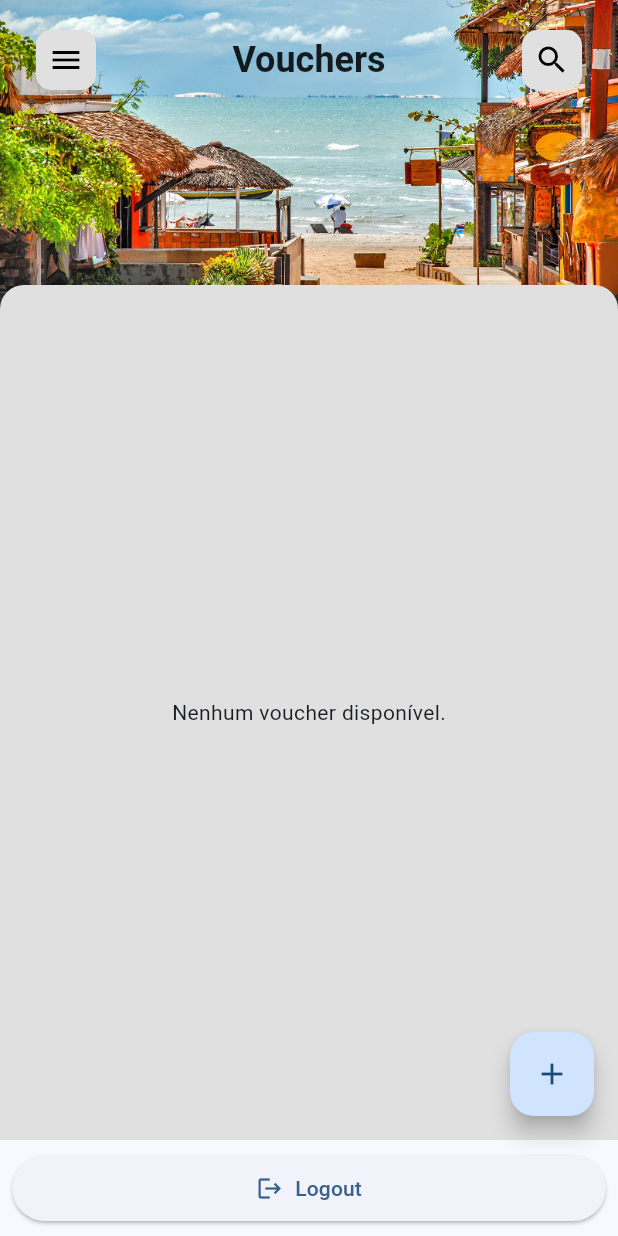
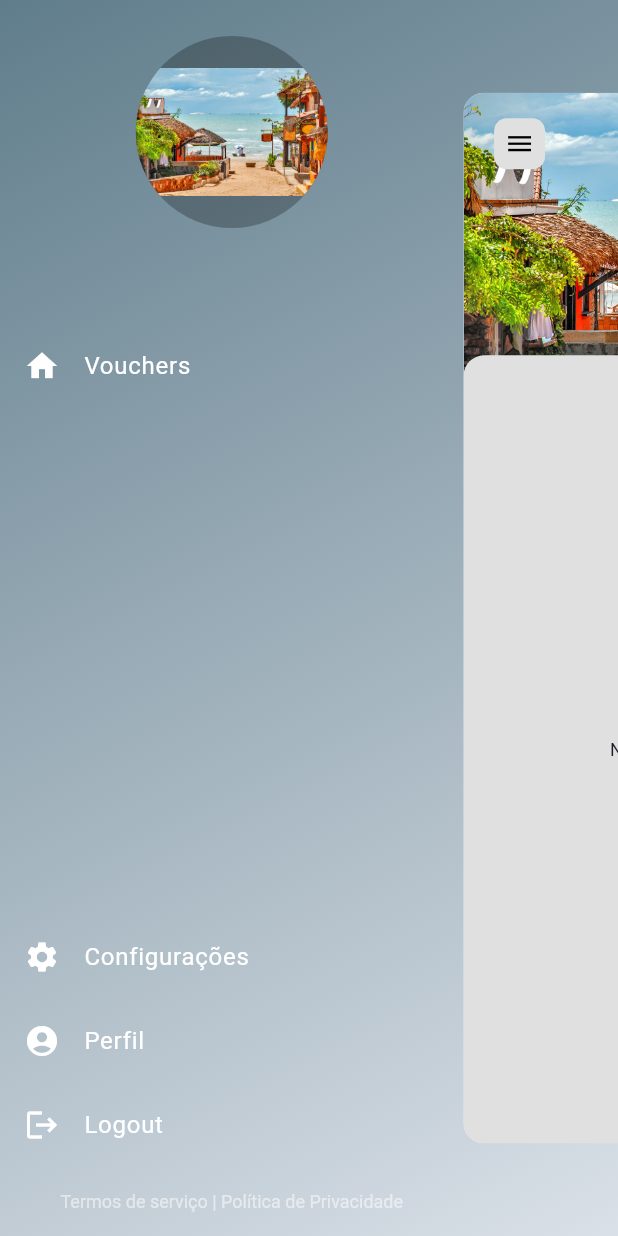
Before and after one commit to uiukis/feriasjeri-app, a Flutter app: the HomeScreen screen opened directly, after a tap on the "menu" icon, on a phone screen of 412 x 824 dp. Run offline on Flutter 3.47's test engine with Material 3 defaults, Android fonts, the phone set to English and light mode, and no system bars; drawn by our look-alikes of flutter_advanced_drawer; our stand-ins replace calendar_date_picker2, cloud_firestore, firebase_auth, firebase_core, flutter_login, get and 1 more; missing offline and left inert: dart:html; accounts and stored records are empty.

Commit message:
adicionado busca no homescreen e drawer

```diff
--- a/lib/views/home_screen.dart
+++ b/lib/views/home_screen.dart
@@ -1,11 +1,11 @@
 import 'package:feriasjeri_app/views/create_voucher_screen.dart';
-import 'package:feriasjeri_app/views/login_screen.dart';
 import 'package:feriasjeri_app/widgets/bar_bottom_sheet.dart';
+import 'package:feriasjeri_app/widgets/custom_drawer.dart';
 import 'package:feriasjeri_app/widgets/custom_icon_button.dart';
-import 'package:feriasjeri_app/widgets/advanced_expandable_card.dart';
+import 'package:feriasjeri_app/widgets/custom_search_bar.dart';
 import 'package:feriasjeri_app/widgets/voucher_list.dart';
-import 'package:firebase_auth/firebase_auth.dart';
 import 'package:flutter/material.dart';
+import 'package:flutter_advanced_drawer/flutter_advanced_drawer.dart';
 
 class HomeScreen extends StatefulWidget {
   const HomeScreen({super.key});
@@ -14,21 +14,20 @@ class HomeScreen extends StatefulWidget {
   State<HomeScreen> createState() => _HomeScreenState();
 }
 
-class _HomeScreenState extends State<HomeScreen> {
+class _HomeScreenState extends State<HomeScreen>
+    with SingleTickerProviderStateMixin {
+  final _advancedDrawerController = AdvancedDrawerController();
+
   Color _appBarColor = Colors.transparent;
   BorderRadiusGeometry _modalBorderRadius = const BorderRadius.vertical(
     top: Radius.circular(16),
   );
   double _zoomFactor = 1;
+  String _searchQuery = "";
+  bool _isSearchBarExpanded = false;
 
-  Future<void> _logout() async {
-    await FirebaseAuth.instance.signOut();
-
-    if (mounted) {
-      Navigator.of(context).pushReplacement(
-        MaterialPageRoute(builder: (context) => const LoginScreen()),
-      );
-    }
+  void _handleMenuButtonPressed() {
+    _advancedDrawerController.showDrawer();
   }
 
   void _openSlidingModal() {
@@ -67,15 +66,40 @@ class _HomeScreenState extends State<HomeScreen> {
     }
   }
 
+  void _onSearch(String value) {
+    setState(() {
+      _searchQuery = value;
+    });
+  }
+
+  void _handleSearchBarExpand(bool isExpanded) {
+    if (!isExpanded) {
+      Future.delayed(const Duration(milliseconds: 300), () {
+        if (mounted) {
+          setState(() {
+            _isSearchBarExpanded = isExpanded;
+          });
+        }
+      });
+    } else {
+      setState(() {
+        _isSearchBarExpanded = isExpanded;
+      });
+    }
+  }
+
   @override
   Widget build(BuildContext context) {
     final mediaQuery = MediaQuery.of(context);
     final appBarHeight = 80 + mediaQuery.padding.top;
     final maxModalHeightFactor =
         (mediaQuery.size.height - appBarHeight) / mediaQuery.size.height;
-    return Scaffold(
+    return CustomDrawer(
+      drawerController: _advancedDrawerController,
+      child: Scaffold(
         extendBodyBehindAppBar: true,
         appBar: AppBar(
+          automaticallyImplyLeading: false,
           backgroundColor: _appBarColor,
           elevation: 0,
           surfaceTintColor: Colors.transparent,
@@ -85,21 +109,26 @@ class _HomeScreenState extends State<HomeScreen> {
             children: [
               CustomIconButton(
                 icon: Icons.menu,
-              onPressed: () {
-                Scaffold.of(context).openDrawer();
-              },
+                onPressed: _handleMenuButtonPressed,
               ),
-            const Text(
+              AnimatedOpacity(
+                duration: const Duration(milliseconds: 300),
+                opacity: _isSearchBarExpanded ? 0.0 : 1.0,
+                child: (!_isSearchBarExpanded)
+                    ? const Text(
                         'Vouchers',
                         style: TextStyle(
                           fontSize: 24,
                           fontWeight: FontWeight.bold,
                           color: Colors.black87,
                         ),
+                      )
+                    : const SizedBox.shrink(),
               ),
-            CustomIconButton(
-              icon: Icons.search,
-              onPressed: () {},
+              CustomSearchBar(
+                hintText: "Buscar vouchers...",
+                onSearch: _onSearch,
+                onExpand: _handleSearchBarExpand,
               ),
             ],
           ),
@@ -118,7 +147,7 @@ class _HomeScreenState extends State<HomeScreen> {
                     'assets/images/background.jpg',
                     fit: BoxFit.cover,
                     width: double.infinity,
-                  height: MediaQuery.of(context).size.height * 0.25,
+                    height: MediaQuery.of(context).size.height * 0.3,
                   ),
                 ),
               ),
@@ -129,7 +158,6 @@ class _HomeScreenState extends State<HomeScreen> {
               maxChildSize: maxModalHeightFactor,
               builder: (context, scrollController) {
                 scrollController.addListener(() {
-                // debugPrint("Scroll offset: ${scrollController.offset}");
                   _updateOffset(scrollController.offset);
                 });
 
@@ -141,6 +169,7 @@ class _HomeScreenState extends State<HomeScreen> {
                   ),
                   child: VoucherList(
                     scrollController: scrollController,
+                    searchQuery: _searchQuery,
                   ),
                 );
               },
@@ -151,16 +180,6 @@ class _HomeScreenState extends State<HomeScreen> {
           onPressed: _openSlidingModal,
           child: const Icon(Icons.add),
         ),
-      bottomNavigationBar: Padding(
-        padding: const EdgeInsets.all(8),
-        child: ElevatedButton.icon(
-          onPressed: _logout,
-          icon: const Icon(Icons.logout),
-          label: const Text('Logout'),
-          style: ElevatedButton.styleFrom(
-            padding: const EdgeInsets.symmetric(vertical: 12),
-          ),
-        ),
       ),
     );
   }
--- /dev/null
+++ b/lib/widgets/custom_drawer.dart
@@ -0,0 +1,119 @@
+import 'package:feriasjeri_app/views/login_screen.dart';
+import 'package:firebase_auth/firebase_auth.dart';
+import 'package:flutter/material.dart';
+import 'package:flutter_advanced_drawer/flutter_advanced_drawer.dart';
+
+class CustomDrawer extends StatefulWidget {
+  final AdvancedDrawerController drawerController;
+  final Widget child;
+
+  const CustomDrawer({
+    super.key,
+    required this.drawerController,
+    required this.child,
+  });
+
+  @override
+  State<CustomDrawer> createState() => _CustomDrawerState();
+}
+
+class _CustomDrawerState extends State<CustomDrawer> {
+  Future<void> _logout() async {
+    await FirebaseAuth.instance.signOut();
+
+    if (mounted) {
+      Navigator.of(context).pushReplacement(
+        MaterialPageRoute(builder: (context) => const LoginScreen()),
+      );
+    }
+  }
+
+  @override
+  Widget build(BuildContext context) {
+    return AdvancedDrawer(
+      backdrop: Container(
+        width: double.infinity,
+        height: double.infinity,
+        decoration: BoxDecoration(
+          gradient: LinearGradient(
+            begin: Alignment.topLeft,
+            end: Alignment.bottomRight,
+            colors: [Colors.blueGrey, Colors.blueGrey.withOpacity(0.2)],
+          ),
+        ),
+      ),
+      controller: widget.drawerController,
+      animationCurve: Curves.easeInOut,
+      animationDuration: const Duration(milliseconds: 300),
+      animateChildDecoration: true,
+      rtlOpening: false,
+      // openScale: 1.0,
+      disabledGestures: false,
+      childDecoration: const BoxDecoration(
+        borderRadius: BorderRadius.all(Radius.circular(16)),
+      ),
+      drawer: SafeArea(
+        child: ListTileTheme(
+          textColor: Colors.white,
+          iconColor: Colors.white,
+          child: Column(
+            mainAxisSize: MainAxisSize.max,
+            children: [
+              Container(
+                width: 128.0,
+                height: 128.0,
+                margin: const EdgeInsets.only(
+                  top: 24.0,
+                  bottom: 64.0,
+                ),
+                clipBehavior: Clip.antiAlias,
+                decoration: const BoxDecoration(
+                  color: Colors.black26,
+                  shape: BoxShape.circle,
+                ),
+                child: Image.asset(
+                  'assets/images/background.jpg',
+                ),
+              ),
+              ListTile(
+                onTap: () {},
+                leading: const Icon(Icons.home),
+                title: const Text('Vouchers'),
+              ),
+              const Spacer(),
+              ListTile(
+                onTap: () {},
+                leading: const Icon(Icons.settings),
+                title: const Text('Configurações'),
+              ),
+              ListTile(
+                onTap: () {},
+                leading: const Icon(Icons.account_circle_rounded),
+                title: const Text('Perfil'),
+              ),
+              ListTile(
+                onTap: _logout,
+                leading: const Icon(Icons.logout),
+                title: const Text('Logout'),
+              ),
+              DefaultTextStyle(
+                style: const TextStyle(
+                  fontSize: 12,
+                  color: Colors.white54,
+                ),
+                child: Container(
+                  margin: const EdgeInsets.symmetric(
+                    vertical: 16.0,
+                  ),
+                  child:
+                      const Text('Termos de serviço | Política de Privacidade'),
+                ),
+              ),
+            ],
+          ),
+        ),
+      ),
+      child: widget.child,
+    );
+  }
+}
--- /dev/null
+++ b/lib/widgets/custom_search_bar.dart
@@ -0,0 +1,106 @@
+import 'package:feriasjeri_app/widgets/custom_icon_button.dart';
+import 'package:flutter/material.dart';
+
+class CustomSearchBar extends StatefulWidget {
+  final Function(String) onSearch;
+  final String hintText;
+  final Function(bool) onExpand;
+  const CustomSearchBar({
+    super.key,
+    required this.onSearch,
+    required this.onExpand,
+    this.hintText = "Pesquisar...",
+  });
+
+  @override
+  State<CustomSearchBar> createState() => _CustomSearchBarState();
+}
+
+class _CustomSearchBarState extends State<CustomSearchBar>
+    with SingleTickerProviderStateMixin {
+  late AnimationController _controller;
+  late Animation<double> _widthAnimation;
+  bool _isSearching = false;
+  final TextEditingController _searchController = TextEditingController();
+
+  @override
+  void initState() {
+    super.initState();
+    _controller = AnimationController(
+      duration: const Duration(milliseconds: 300),
+      vsync: this,
+    );
+  }
+
+  @override
+  void dispose() {
+    _controller.dispose();
+    _searchController.dispose();
+    super.dispose();
+  }
+
+  void _toggleSearch() {
+    setState(() {
+      if (_isSearching) {
+        _controller.reverse();
+        _searchController.clear();
+        widget.onSearch('');
+      } else {
+        _controller.forward();
+      }
+      _isSearching = !_isSearching;
+      widget.onExpand(_isSearching);
+    });
+  }
+
+  @override
+  Widget build(BuildContext context) {
+    double screenWidth = MediaQuery.of(context).size.width;
+    double animationEndValue = screenWidth * 0.6;
+
+    _widthAnimation = Tween<double>(begin: 0, end: animationEndValue).animate(
+      CurvedAnimation(parent: _controller, curve: Curves.easeInOut),
+    );
+
+    return Row(
+      children: [
+        AnimatedBuilder(
+          animation: _widthAnimation,
+          builder: (context, child) {
+            return _widthAnimation.value > 0 || _isSearching
+                ? Container(
+                    width: _widthAnimation.value,
+                    height: 50,
+                    padding: const EdgeInsets.symmetric(horizontal: 8),
+                    decoration: BoxDecoration(
+                      color: Colors.grey.shade300,
+                      borderRadius: BorderRadius.circular(10),
+                    ),
+                    child: Row(
+                      children: [
+                        if (_isSearching)
+                          Expanded(
+                            child: TextField(
+                              controller: _searchController,
+                              onChanged: widget.onSearch,
+                              decoration: InputDecoration(
+                                hintText: widget.hintText,
+                                border: InputBorder.none,
+                              ),
+                            ),
+                          ),
+                      ],
+                    ),
+                  )
+                : const SizedBox();
+          },
+        ),
+        const SizedBox(width: 8),
+        CustomIconButton(
+          icon: _isSearching ? Icons.close : Icons.search,
+          onPressed: _toggleSearch,
+        ),
+      ],
+    );
+  }
+}
--- a/lib/widgets/voucher_list.dart
+++ b/lib/widgets/voucher_list.dart
@@ -8,7 +8,14 @@ import 'package:intl/intl.dart';
 class VoucherList extends StatefulWidget {
   final ScrollController scrollController;
 
-  const VoucherList({super.key, required this.scrollController});
+  final String searchQuery;
+
+  const VoucherList({
+    super.key,
+    required this.scrollController,
+    this.searchQuery = "",
+  });
+
   @override
   State<VoucherList> createState() => _VoucherListState();
 }
@@ -76,13 +83,23 @@ class _VoucherListState extends State<VoucherList>
           initializeAnimationControllers(vouchers.length);
         }
 
+        final filteredVouchers = vouchers.where((voucher) {
+          final query = widget.searchQuery.toLowerCase();
+          return voucher.tour.toLowerCase().contains(query) ||
+              voucher.time.toLowerCase().contains(query);
+        }).toList();
+
+        if (filteredVouchers.isEmpty) {
+          return const Center(child: Text('Nenhum voucher encontrado.'));
+        }
+
         return ListView.builder(
           controller: widget.scrollController,
           physics: const BouncingScrollPhysics(),
           padding: const EdgeInsets.symmetric(horizontal: 2, vertical: 2),
-          itemCount: vouchers.length,
+          itemCount: filteredVouchers.length,
           itemBuilder: (context, index) {
-            final voucher = vouchers[index];
+            final voucher = filteredVouchers[index];
             final animation =
                 Tween<Offset>(begin: const Offset(-1.0, 0), end: Offset.zero)
                     .animate(
--- a/pubspec.yaml
+++ b/pubspec.yaml
@@ -37,6 +37,7 @@ dependencies:
   intl: ^0.19.0 # Para formatação de datas, números e strings localizadas
   get: ^4.6.6
   animations: ^2.0.11
+  flutter_advanced_drawer: ^1.3.7
 
 dev_dependencies:
   # Testes e lint
```
Also changed, not shown: pubspec.lock, 1 other file. Lines whose indentation alone changed are shown as unchanged.
